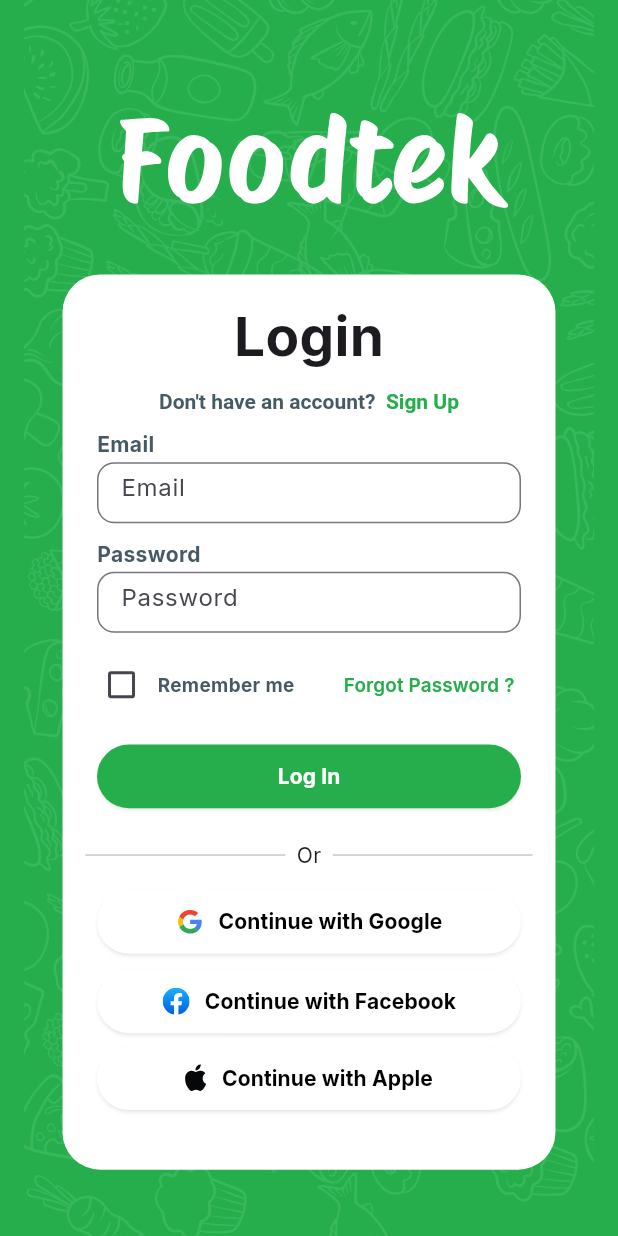
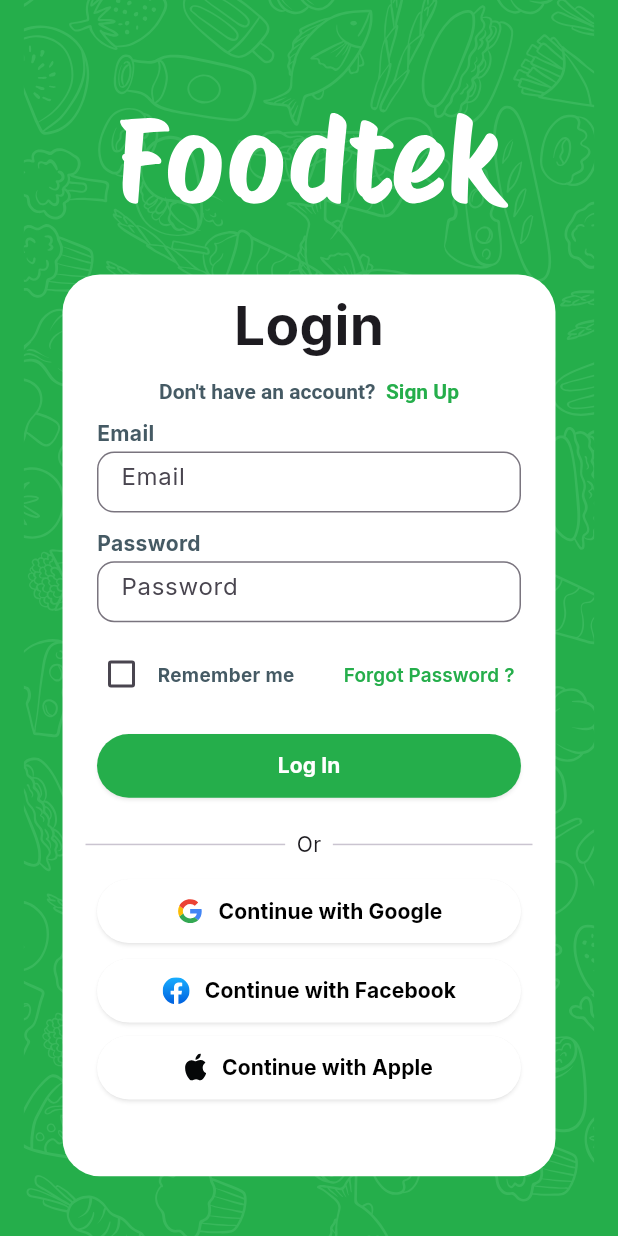
Before and after one commit to iBinaryBeats/foodtek, a Flutter app: the LoginScreen screen opened directly, on a phone screen of 412 x 824 dp. Run offline on Flutter 3.47's test engine with Material 3 defaults, Android fonts, the phone set to English and light mode, and no system bars; our stand-ins replace device_preview, flutter_screenutil, flutter_secure_storage, flutter_svg, pin_code_fields; accounts and stored records are empty.

Commit message:
section 1,  section 2 done

```diff
--- a/lib/features/authentication/presentation/screens/login_screen.dart
+++ b/lib/features/authentication/presentation/screens/login_screen.dart
@@ -42,7 +42,7 @@ class LoginScreen extends StatelessWidget {
                   ),
                   SizedBox(height: responsiveHeight(context, 42)),
                   Container(
-                    height: responsiveHeight(context, 675),
+                    height: responsiveHeight(context, 680),
                     width: responsiveWidth(context, 343),
                     decoration: BoxDecoration(
                       color: Colors.white,
@@ -51,7 +51,7 @@ class LoginScreen extends StatelessWidget {
                     child: Padding(
                       padding: EdgeInsets.symmetric(
                         horizontal: responsiveWidth(context, 16),
-                        vertical: responsiveHeight(context, 16),
+                        vertical: responsiveHeight(context, 8),
                       ),
                       child: Column(
                         mainAxisAlignment: MainAxisAlignment.start,
```
